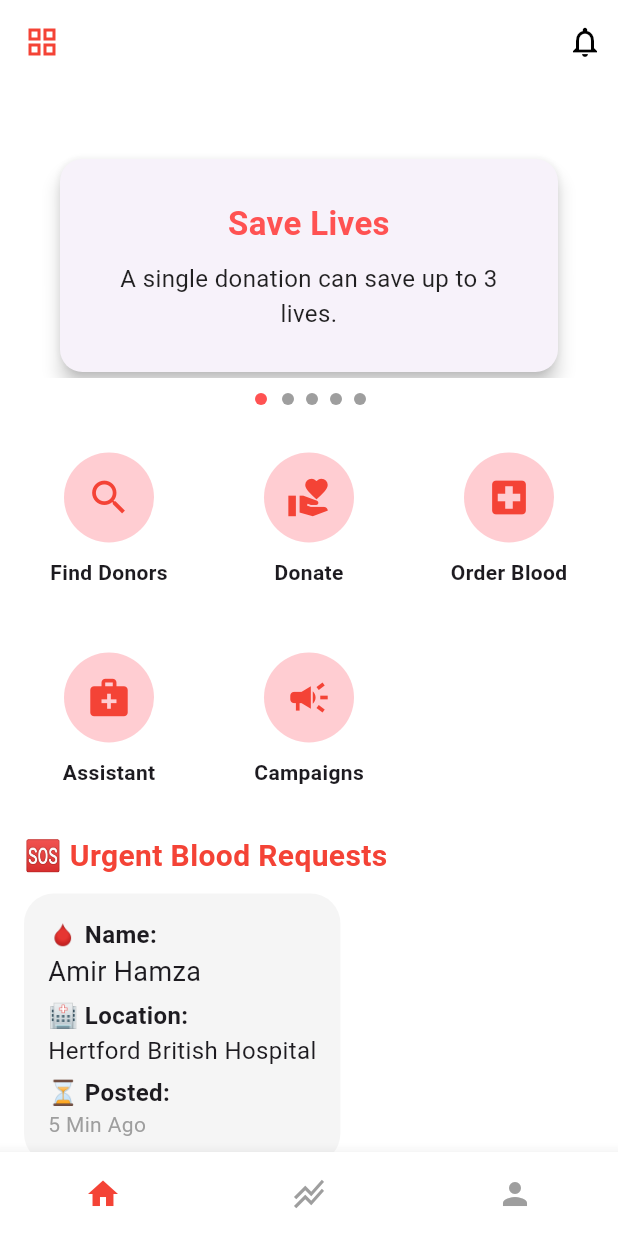
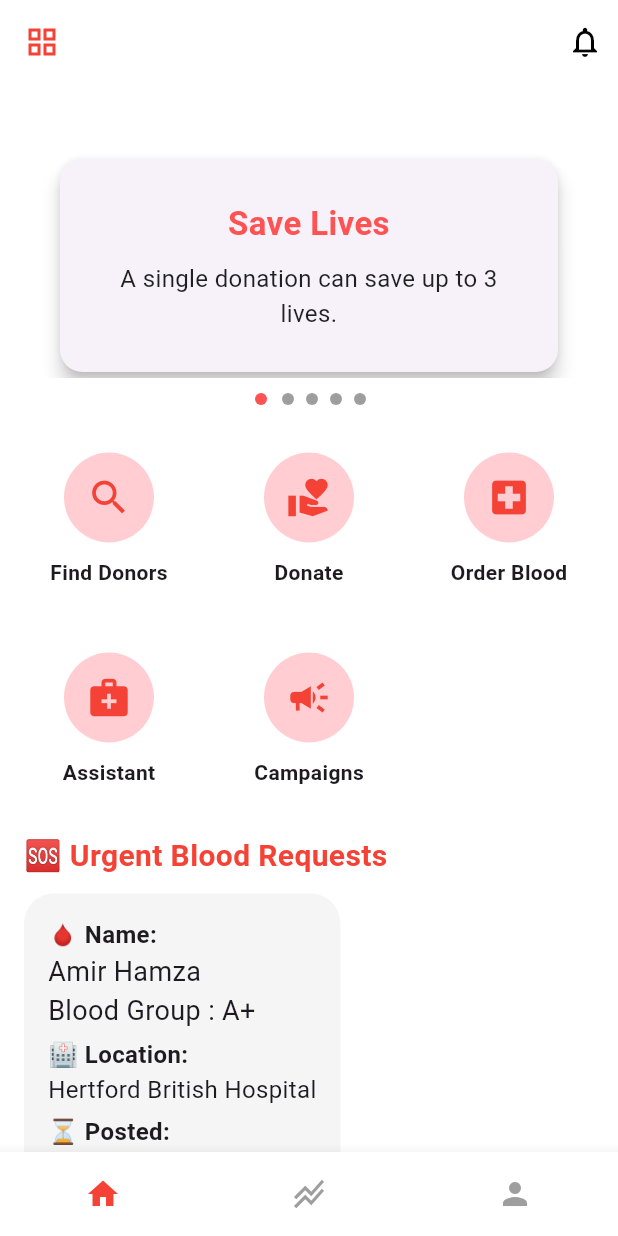
Before and after one commit to Rakt-Seva/Raktseva, a Flutter app: the HomePage screen opened directly, on a phone screen of 412 x 824 dp. Run offline on Flutter 3.47's test engine with Material 3 defaults, Android fonts, the light colour scheme and no system bars; our stand-ins replace carousel_slider, cloud_firestore, firebase_core, geolocator, google_maps_flutter, shared_preferences; missing offline and left inert: google_maps_webservice; accounts and stored records are empty.

Commit message:
Initial Commit

```diff
--- a/lib/homepage.dart
+++ b/lib/homepage.dart
@@ -155,6 +155,7 @@
               children: [
                 Text('🩸 Name:', style: TextStyle(fontSize: 16, fontWeight: FontWeight.bold)),
                 Text('Amir Hamza', style: TextStyle(fontSize: 18)),
+                Text('Blood Group : A+', style: TextStyle(fontSize: 18)),
                 SizedBox(height: 5),
                 Text('🏥 Location:', style: TextStyle(fontSize: 16, fontWeight: FontWeight.bold)),
                 Text('Hertford British Hospital', style: TextStyle(fontSize: 16)),
```
Also changed, not shown: 16 other files.
